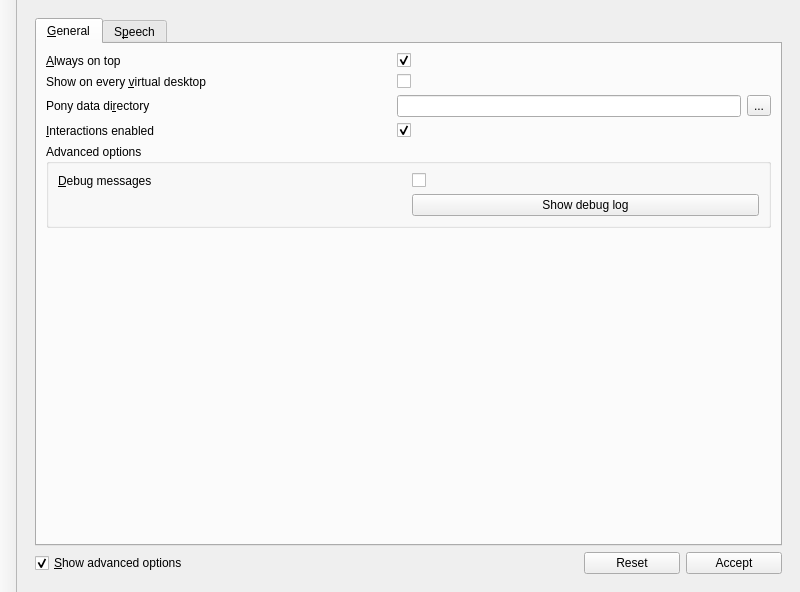
The window that src/configwindow.ui (myszha/qt-ponies) describes before a commit, drawn with Qt 5.
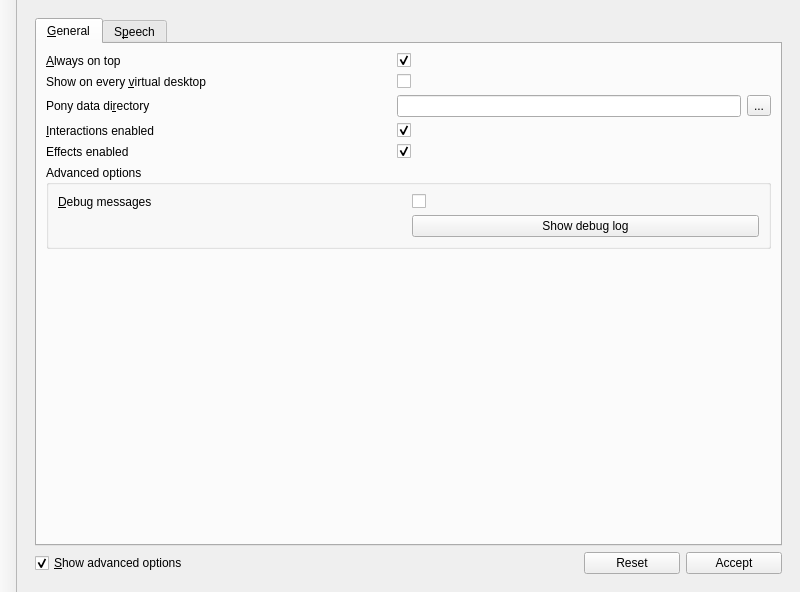
The same window after the commit. The open tabs and pages were chosen to show the change.

Commit message:
Add option to disable effects.
- Fix disabling always-on-top for active effects.

Diff of the .ui file:
```diff
--- a/src/configwindow.ui
+++ b/src/configwindow.ui
@@ -425,6 +425,23 @@
               </layout>
              </widget>
             </item>
+            <item row="5" column="0">
+             <widget class="QLabel" name="label_9">
+              <property name="text">
+               <string>Effects enabled</string>
+              </property>
+             </widget>
+            </item>
+            <item row="5" column="1" colspan="2">
+             <widget class="QCheckBox" name="effects_enabled">
+              <property name="text">
+               <string/>
+              </property>
+              <property name="checked">
+               <bool>true</bool>
+              </property>
+             </widget>
+            </item>
            </layout>
           </widget>
           <widget class="QWidget" name="tab_2">
```
The commit also changes 3 other files.
